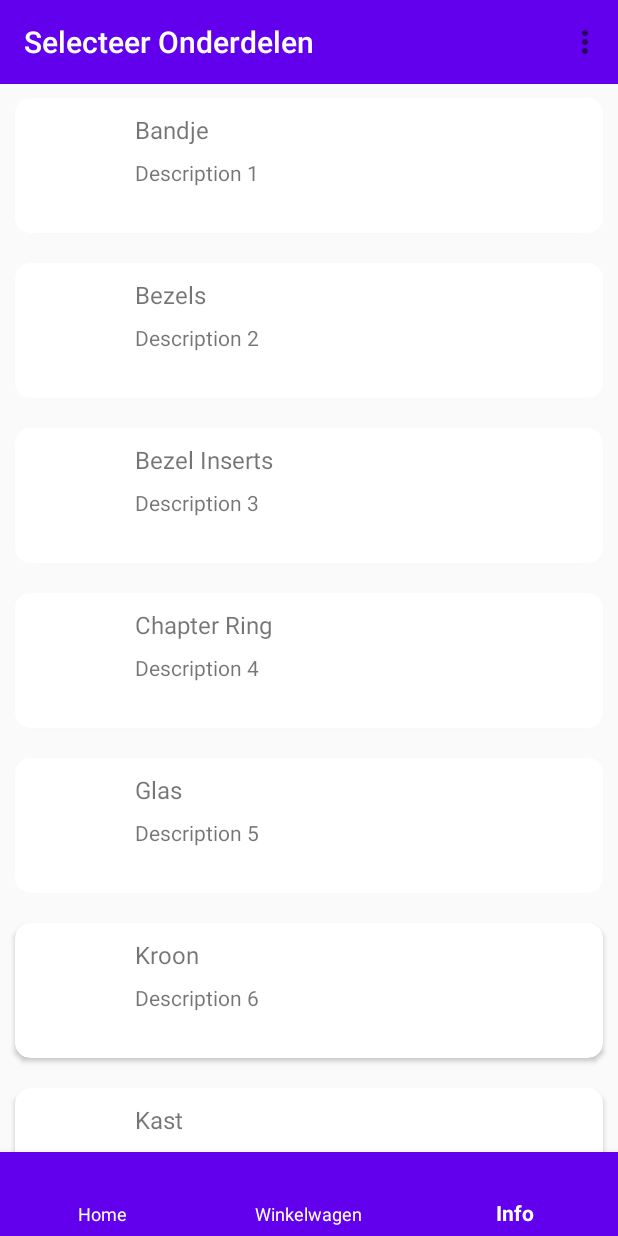
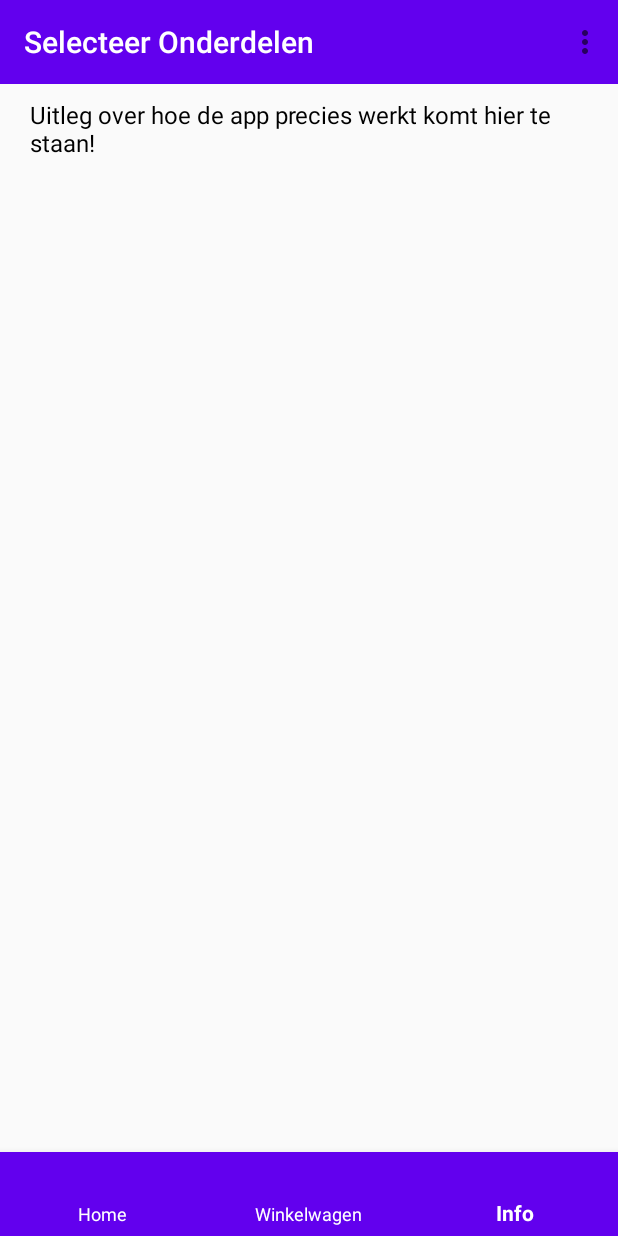
Before and after one commit to scarmoll/CapstoneProject, an Android app: the PartsFragment screen opened through its navigation route, item 3 of the bottom bar chosen, on a phone screen of 412 x 824 dp. Run offline under Robolectric (Android 15) with nearby library versions, the phone set to English and light mode, and no system bars.

Commit message:
added info fragment

```diff
--- /dev/null
+++ b/app/src/main/java/com/example/capstone/Fragments/InfoFragment.kt
@@ -0,0 +1,23 @@
+package com.example.capstone.Fragments
+
+import android.os.Bundle
+import android.view.LayoutInflater
+import android.view.View
+import android.view.ViewGroup
+import androidx.fragment.app.Fragment
+import com.example.capstone.R
+
+class InfoFragment : Fragment() {
+
+    override fun onCreateView(
+        inflater: LayoutInflater, container: ViewGroup?,
+        savedInstanceState: Bundle?
+    ): View? {
+        // Inflate the layout for this fragment
+        return inflater.inflate(R.layout.fragment_info, container, false)
+    }
+
+    override fun onViewCreated(view: View, savedInstanceState: Bundle?) {
+        super.onViewCreated(view, savedInstanceState)
+    }
+}
--- a/app/src/main/java/com/example/capstone/PartsFragment.kt
+++ b/app/src/main/java/com/example/capstone/Fragments/PartsFragment.kt
@@ -1,16 +1,15 @@
-package com.example.capstone
+package com.example.capstone.Fragments
 
 import android.os.Bundle
 import androidx.fragment.app.Fragment
 import android.view.LayoutInflater
 import android.view.View
 import android.view.ViewGroup
-import android.widget.Button
-import androidx.navigation.fragment.findNavController
 import androidx.recyclerview.widget.LinearLayoutManager
 import androidx.recyclerview.widget.RecyclerView
 import com.example.capstone.Data.Part
 import com.example.capstone.Data.PartAdapter
+import com.example.capstone.R
 import kotlinx.android.synthetic.main.fragment_parts.*
 
 /**
--- a/app/src/main/java/com/example/capstone/WelcomeFragment.kt
+++ b/app/src/main/java/com/example/capstone/Fragments/WelcomeFragment.kt
@@ -1,4 +1,4 @@
-package com.example.capstone
+package com.example.capstone.Fragments
 
 import android.os.Bundle
 import androidx.fragment.app.Fragment
@@ -7,6 +7,7 @@ import android.view.View
 import android.view.ViewGroup
 import android.widget.Button
 import androidx.navigation.fragment.findNavController
+import com.example.capstone.R
 
 /**
  * A simple [Fragment] subclass as the default destination in the navigation.
--- a/app/src/main/java/com/example/capstone/MainActivity.kt
+++ b/app/src/main/java/com/example/capstone/MainActivity.kt
@@ -36,6 +36,9 @@ class MainActivity : AppCompatActivity() {
                 }
 
                 R.id.page_3 -> {
+                    navController.navigate(
+                        R.id.InfoFragment
+                    )
                     true
                 }
 
--- /dev/null
+++ b/app/src/main/res/layout/fragment_info.xml
@@ -0,0 +1,23 @@
+<?xml version="1.0" encoding="utf-8"?>
+<androidx.constraintlayout.widget.ConstraintLayout
+    xmlns:android="http://schemas.android.com/apk/res/android"
+    xmlns:app="http://schemas.android.com/apk/res-auto"
+    xmlns:tools="http://schemas.android.com/tools"
+    android:layout_width="match_parent"
+    android:layout_height="match_parent"
+    tools:context=".Fragments.InfoFragment">
+
+    <TextView
+        android:id="@+id/textView"
+        android:layout_width="0dp"
+        android:layout_height="wrap_content"
+        android:layout_marginStart="20dp"
+        android:layout_marginTop="65dp"
+        android:layout_marginEnd="20dp"
+        android:text="@string/info_text"
+        android:textColor="@android:color/black"
+        android:textSize="16sp"
+        app:layout_constraintEnd_toEndOf="parent"
+        app:layout_constraintStart_toStartOf="parent"
+        app:layout_constraintTop_toTopOf="parent" />
+</androidx.constraintlayout.widget.ConstraintLayout>
--- a/app/src/main/res/layout/fragment_parts.xml
+++ b/app/src/main/res/layout/fragment_parts.xml
@@ -4,7 +4,7 @@
     xmlns:tools="http://schemas.android.com/tools"
     android:layout_width="match_parent"
     android:layout_height="match_parent"
-    tools:context=".PartsFragment">
+    tools:context=".Fragments.PartsFragment">
 
     <androidx.recyclerview.widget.RecyclerView
         android:id="@+id/rvPartsList"
--- a/app/src/main/res/layout/fragment_welcome.xml
+++ b/app/src/main/res/layout/fragment_welcome.xml
@@ -4,7 +4,7 @@
     xmlns:tools="http://schemas.android.com/tools"
     android:layout_width="match_parent"
     android:layout_height="match_parent"
-    tools:context=".WelcomeFragment">
+    tools:context=".Fragments.WelcomeFragment">
 
     <Button
         android:id="@+id/button_first"
--- a/app/src/main/res/navigation/nav_graph.xml
+++ b/app/src/main/res/navigation/nav_graph.xml
@@ -7,7 +7,7 @@
 
     <fragment
         android:id="@+id/WelcomeFragment"
-        android:name="com.example.capstone.WelcomeFragment"
+        android:name="com.example.capstone.Fragments.WelcomeFragment"
         android:label="@string/first_fragment_label"
         tools:layout="@layout/fragment_welcome">
 
@@ -17,7 +17,7 @@
     </fragment>
     <fragment
         android:id="@+id/PartsFragment"
-        android:name="com.example.capstone.PartsFragment"
+        android:name="com.example.capstone.Fragments.PartsFragment"
         android:label="@string/second_fragment_label"
         tools:layout="@layout/fragment_parts">
 
@@ -25,4 +25,9 @@
             android:id="@+id/action_PartsFragment_to_WelcomeFragment"
             app:destination="@id/WelcomeFragment" />
     </fragment>
+
+    <fragment
+        android:id="@+id/InfoFragment"
+        android:name="com.example.capstone.Fragments.InfoFragment"
+        tools:layout="@layout/fragment_info" />
 </navigation>
--- a/app/src/main/res/values/strings.xml
+++ b/app/src/main/res/values/strings.xml
@@ -17,4 +17,7 @@
     <string name="winkelwagen">Winkelwagen</string>
     <string name="info">Info</string>
 
+
+    <string name="info_text">Uitleg over hoe de app precies werkt komt hier te staan!</string>
+
 </resources>
```
